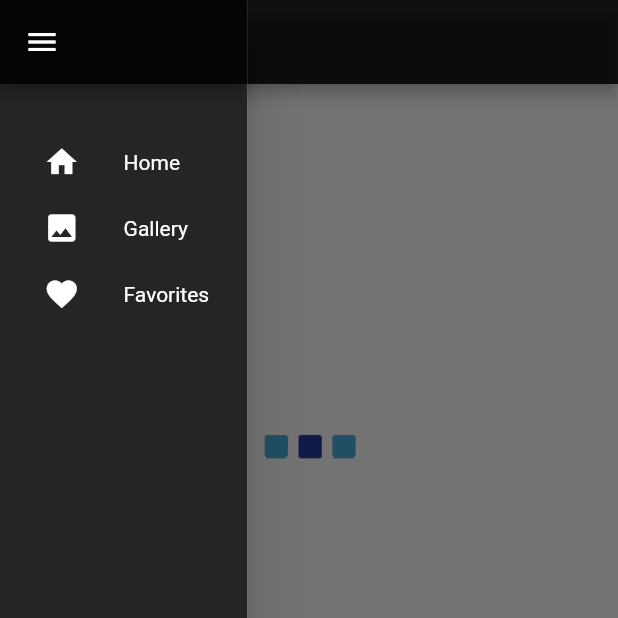
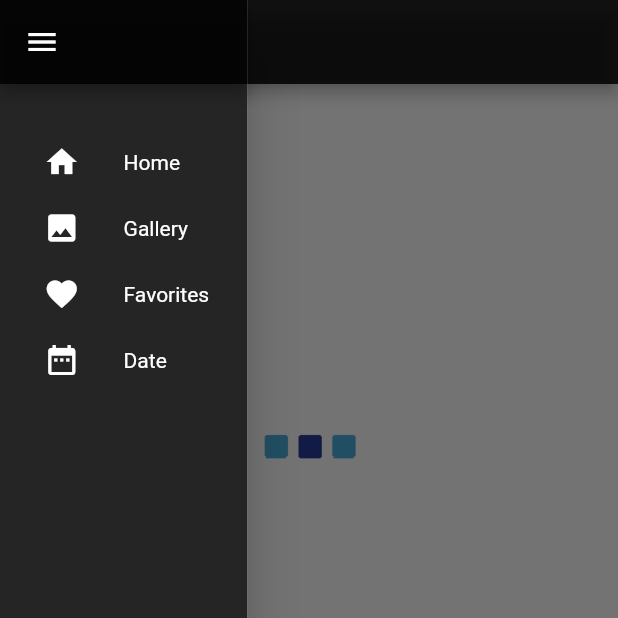
Before and after one commit to Bigghead/Spacey-Boi, a Flutter app: the screen it shows after launch, with the side drawer open, on a phone screen of 412 x 824 dp, the top half of it. Run offline on Flutter 3.47's test engine with Material 2 defaults, Android fonts, the phone set to English and light mode, and no system bars; our stand-ins replace cached_network_image, carousel_slider, shared_preferences, sticky_headers; network calls fail.

Commit message:
update sidebar to capture date value

```diff
--- a/lib/UI/side_drawer.dart
+++ b/lib/UI/side_drawer.dart
@@ -1,4 +1,6 @@
 import 'package:flutter/material.dart';
+import 'package:intl/intl.dart';
+
 
 import '../Pages/Homepage/homepage.dart';
 import '../Pages/GalleryViewPage/gallery_view_page.dart';
@@ -63,7 +65,33 @@ class SideDrawer extends StatelessWidget {
                 Container(
                   margin: EdgeInsets.only(top: 30.0),
                   child: Column(
-                    children: _buildDrawerChildren(context)
+                    children: List.from(_buildDrawerChildren(context))..addAll([
+                      Container(
+                        margin: EdgeInsets.symmetric(vertical: 10.0),
+                        child: GestureDetector(
+                          onTap: () {
+                            showDatePicker(
+                                  context: context,
+                                  initialDate: new DateTime.now(),
+                                  firstDate:
+                                      new DateTime.now().subtract(new Duration(days: 30)),
+                                  lastDate: new DateTime.now().add(new Duration(days: 30)),
+                            ).then((date) => print(DateFormat('yyyy-MM-dd').format(date)));
+                          },
+                          child: Row(
+                            mainAxisAlignment: MainAxisAlignment.center,
+                            children: <Widget>[
+                              Expanded(
+                                child: Icon(Icons.date_range, color: Colors.white,),
+                              ),
+                              Expanded(
+                                child: Text('Date', style: TextStyle(color: Colors.white),),
+                              ),
+                            ],
+                          ),
+                        ),
+                      )
+                    ])
                   ),
                 )
               ],
```
